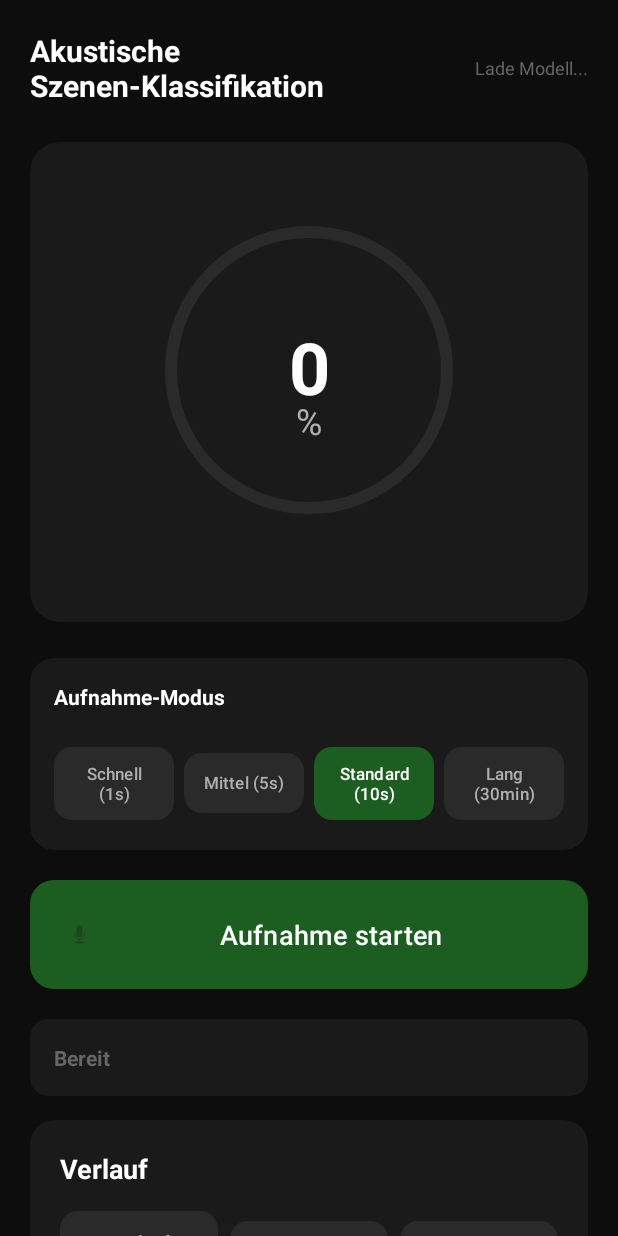
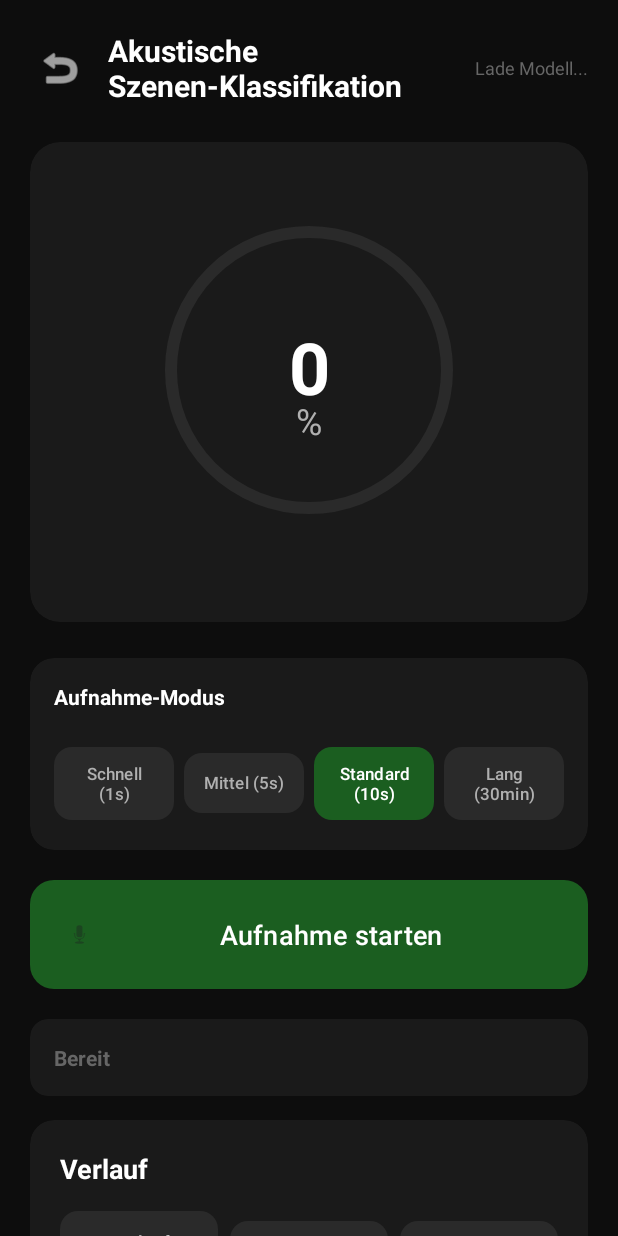
Before and after one commit to Paraa007/acoustic-scene-classification-android, an Android app: the MainActivity screen opened directly, with no data from a screen before it, on a phone screen of 412 x 824 dp. Run offline under Robolectric (Android 15) with nearby library versions, the phone set to English and light mode, and no system bars; 4 statements that could not run were skipped.

Commit message:
Add back button to MainActivity for navigation to WelcomeActivity
- Add ImageButton with back icon to the app header in activity_main.xml
- Add backButton initialization and click listener in MainActivity
- Extract navigateToWelcome() method for consistent navigation
- Add "back" string resource for accessibility

```diff
--- a/app/src/main/java/com/fzi/acousticscene/MainActivity.kt
+++ b/app/src/main/java/com/fzi/acousticscene/MainActivity.kt
@@ -85,6 +85,7 @@ class MainActivity : AppCompatActivity() {
     }
 
     // UI Components
+    private lateinit var backButton: android.widget.ImageButton
     private lateinit var modeStandardButton: MaterialButton
     private lateinit var modeFastButton: MaterialButton
     private lateinit var modeMediumButton: MaterialButton
@@ -204,7 +205,13 @@ class MainActivity : AppCompatActivity() {
 
     @Deprecated("Deprecated in Java")
     override fun onBackPressed() {
-        // Navigiere zurück zu WelcomeActivity
+        navigateToWelcome()
+    }
+
+    /**
+     * Navigiert zurück zur WelcomeActivity
+     */
+    private fun navigateToWelcome() {
         val intent = Intent(this, WelcomeActivity::class.java)
         intent.flags = Intent.FLAG_ACTIVITY_CLEAR_TOP or Intent.FLAG_ACTIVITY_NEW_TASK
         startActivity(intent)
@@ -215,6 +222,12 @@ class MainActivity : AppCompatActivity() {
      * Initialisiert alle UI-Komponenten
      */
     private fun initializeViews() {
+        // Zurück-Button
+        backButton = findViewById(R.id.backButton)
+        backButton.setOnClickListener {
+            navigateToWelcome()
+        }
+
         modeStandardButton = findViewById(R.id.modeStandardButton)
         modeFastButton = findViewById(R.id.modeFastButton)
         modeMediumButton = findViewById(R.id.modeMediumButton)
--- a/app/src/main/res/layout/activity_main.xml
+++ b/app/src/main/res/layout/activity_main.xml
@@ -14,13 +14,24 @@
         android:orientation="vertical"
         android:padding="20dp">
 
-        <!-- App Header mit FZI Branding -->
+        <!-- App Header mit Zurück-Button und FZI Branding -->
         <LinearLayout
             android:layout_width="match_parent"
             android:layout_height="wrap_content"
             android:orientation="horizontal"
             android:gravity="center_vertical"
             android:layout_marginBottom="24dp">
+
+            <!-- Zurück-Button -->
+            <ImageButton
+                android:id="@+id/backButton"
+                android:layout_width="40dp"
+                android:layout_height="40dp"
+                android:layout_marginEnd="12dp"
+                android:src="@android:drawable/ic_menu_revert"
+                android:background="?attr/selectableItemBackgroundBorderless"
+                android:contentDescription="@string/back"
+                app:tint="@color/text_primary" />
 
             <TextView
                 android:layout_width="0dp"
--- a/app/src/main/res/values/strings.xml
+++ b/app/src/main/res/values/strings.xml
@@ -100,6 +100,9 @@
     <string name="export">Export</string>
     <string name="clear">Löschen</string>
 
+    <!-- Navigation -->
+    <string name="back">Zurück</string>
+
     <!-- Welcome Screen -->
     <string name="start_app">App starten</string>
     <string name="view_history">Verlauf anzeigen</string>
```
